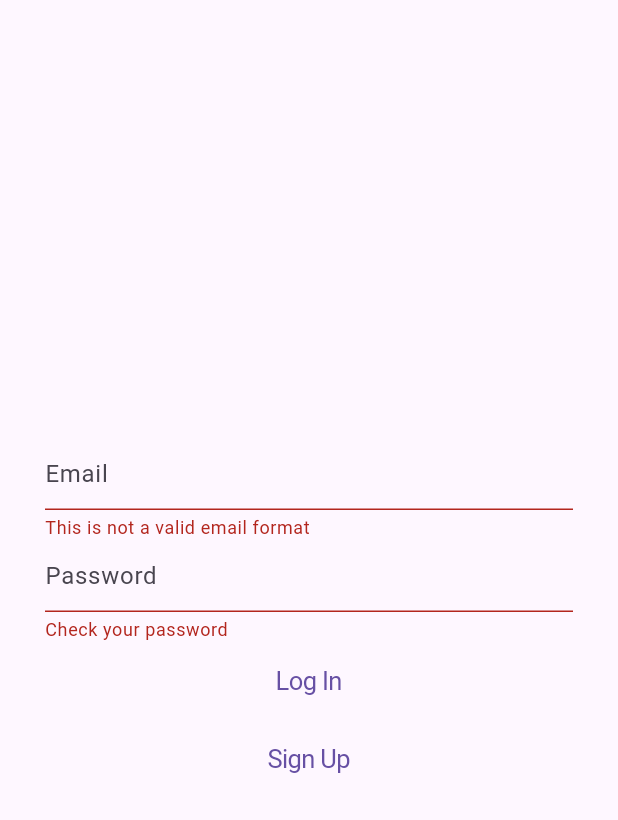
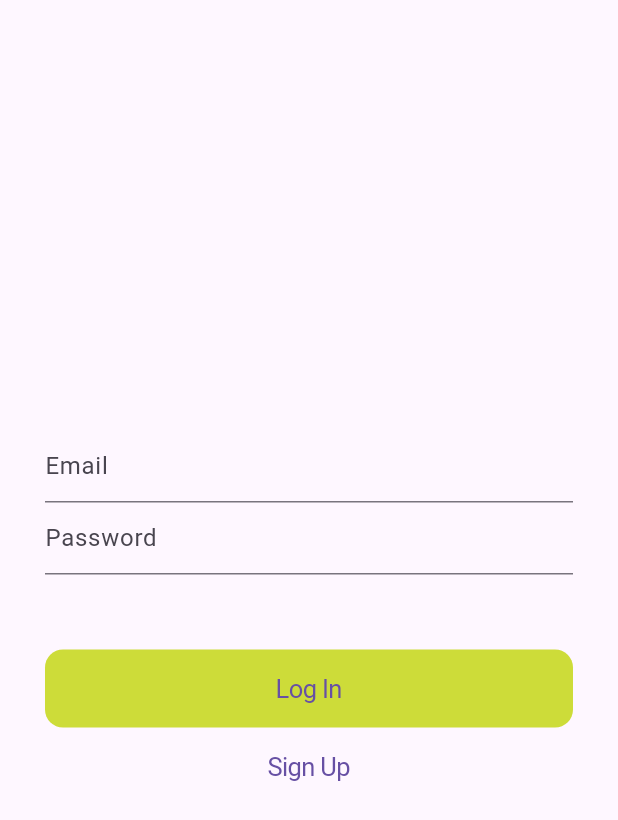
Before and after one commit to DhongGyuOh/flutter_application_homebar, a Flutter app: the LoginScreen screen opened directly, on a phone screen of 412 x 824 dp. Shown: the top 820 px of the screen. Run offline on Flutter 3.47's test engine with Material 3 defaults, Android fonts, the phone set to English and light mode, and no system bars; our stand-ins replace firebase_core, flutter_animate, flutter_riverpod, font_awesome_flutter, go_router, liquid_swipe and 3 more; accounts and stored records are empty; network calls fail.

Commit message:
LoginScreen TextField 수정

```diff
--- a/lib/auth/login_screen.dart
+++ b/lib/auth/login_screen.dart
@@ -1,7 +1,9 @@
 import 'package:flutter/cupertino.dart';
 import 'package:flutter/material.dart';
+import 'package:flutter/services.dart';
 import 'package:flutter_application_homebar/auth/login_vm.dart';
 import 'package:flutter_application_homebar/auth/signup_screen.dart';
+import 'package:flutter_application_homebar/constants/device_size.dart';
 import 'package:flutter_riverpod/flutter_riverpod.dart';
 import 'package:go_router/go_router.dart';
 
@@ -19,13 +21,43 @@ class _LoginScreenState extends ConsumerState<LoginScreen> {
       TextEditingController();
   late final TextEditingController _passwordEditingController =
       TextEditingController();
+  String email = "";
+  String password = "";
 
   String? _isEmailValid() {
-    return "This is not a valid email format";
+    email = _emailEditingController.text;
+    if (email.isEmpty) return null;
+    final regExp = RegExp(
+        r"^[a-zA-Z0-9.a-zA-Z0-9.!#$%&'*+-/=?^_`{|}~]+@[a-zA-Z0-9]+\.[a-zA-Z]+");
+    if (!regExp.hasMatch(email)) {
+      return "Sorry, that is not a valid Email Address";
+    }
+    return null;
   }
 
   String? _isPasswordValid() {
+    if (_passwordEditingController.text.isEmpty) return null;
     return "Check your password";
+  }
+
+  @override
+  void initState() {
+    _emailEditingController.addListener(() {
+      setState(() {
+        email = _emailEditingController.text;
+      });
+    });
+    _passwordEditingController.addListener(() {
+      password = _passwordEditingController.text;
+    });
+    super.initState();
+  }
+
+  @override
+  void dispose() {
+    _emailEditingController.dispose();
+    _passwordEditingController.dispose();
+    super.dispose();
   }
 
   void _onTapSignUp() async {
@@ -35,6 +67,7 @@ class _LoginScreenState extends ConsumerState<LoginScreen> {
   }
 
   void _onTapLogIn() async {
+    if (_emailEditingController.text.isEmpty || _isEmailValid() != null) return;
     ref.read(loginProvider.notifier).userLogin(
         _emailEditingController.text, _passwordEditingController.text);
     hideKeyboard();
@@ -66,10 +99,21 @@ class _LoginScreenState extends ConsumerState<LoginScreen> {
                 controller: _passwordEditingController,
                 decoration: InputDecoration(
                     hintText: "Password", errorText: _isPasswordValid()),
+                inputFormatters: [
+                  //한글 입력 막기
+                  FilteringTextInputFormatter.deny(RegExp(r'[ㄱ-ㅎㅏ-ㅣ가-힣]'))
+                ],
               ),
-              CupertinoButton(
-                onPressed: _onTapLogIn,
-                child: const Text("Log In"),
+              const SizedBox(
+                height: 50,
+              ),
+              SizedBox(
+                width: DeviceSize.deviceWidth,
+                child: CupertinoButton(
+                  color: Colors.lime,
+                  onPressed: _onTapLogIn,
+                  child: const Text("Log In"),
+                ),
               ),
               CupertinoButton(
                 onPressed: _onTapSignUp,
--- a/lib/profile/profile_screen.dart
+++ b/lib/profile/profile_screen.dart
@@ -1,7 +1,6 @@
 import 'package:flutter/material.dart';
 import 'package:flutter_application_homebar/auth/login_screen.dart';
 import 'package:flutter_application_homebar/auth/login_vm.dart';
-import 'package:flutter_application_homebar/repos/user_repos.dart';
 import 'package:flutter_riverpod/flutter_riverpod.dart';
 import 'package:go_router/go_router.dart';
 
--- a/lib/router.dart
+++ b/lib/router.dart
@@ -2,6 +2,7 @@ import 'package:flutter_application_homebar/auth/interest_screen.dart';
 import 'package:flutter_application_homebar/auth/login_vm.dart';
 import 'package:flutter_application_homebar/auth/signup_screen.dart';
 import 'package:flutter_application_homebar/auth/login_screen.dart';
+import 'package:flutter_application_homebar/home/screens/quiz_screen.dart';
 import 'package:flutter_application_homebar/navigation_screen.dart';
 import 'package:flutter_riverpod/flutter_riverpod.dart';
 import 'package:go_router/go_router.dart';
@@ -48,6 +49,11 @@ final routeProvider = Provider((ref) {
         path: InterestScreen.routeURL,
         builder: (context, state) => const InterestScreen(),
       ),
+      GoRoute(
+        name: QuizScreen.routeName,
+        path: QuizScreen.routeURL,
+        builder: (context, state) => const QuizScreen(),
+      )
     ],
   );
 });
```
Also changed, not shown: lib/home/home_screen.dart (+15 -2 lines), lib/home/screens/quiz_screen.dart (+22 -0 lines).
